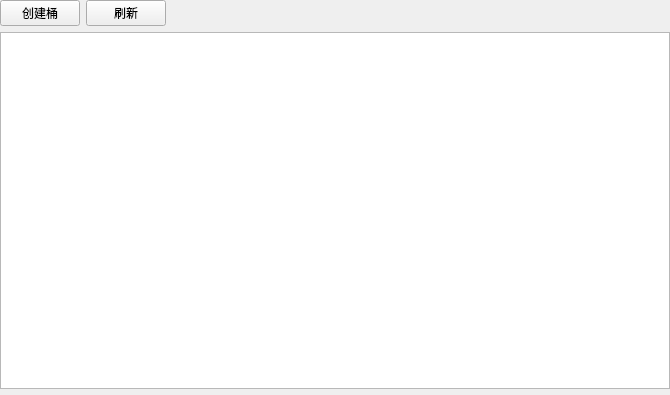
Old version of the form project/src/fend/uimain/uibucketstablewidget.ui in the repository afeiyoo/CosBrowser-Qt.
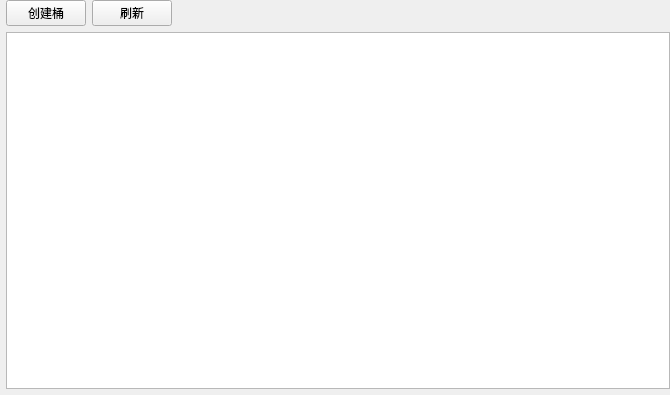
New version of the form. Custom widgets are drawn as their Qt base class.

```diff
--- a/project/src/fend/uimain/uibucketstablewidget.ui
+++ b/project/src/fend/uimain/uibucketstablewidget.ui
@@ -15,7 +15,7 @@
   </property>
   <layout class="QVBoxLayout" name="verticalLayout">
    <property name="leftMargin">
-    <number>0</number>
+    <number>6</number>
    </property>
    <property name="topMargin">
     <number>0</number>
```
